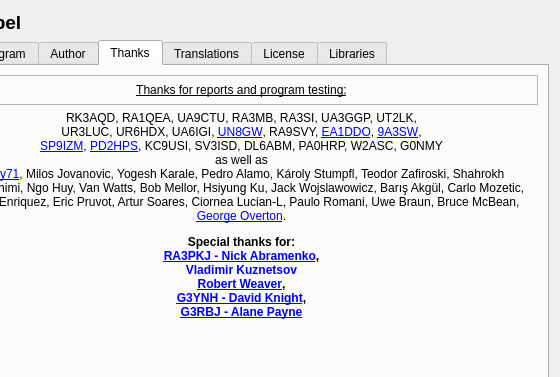
Old version of the form about.ui in the repository radioacoustick/Coil64; both pictures show x 90 to 650 and y 0 to 377 of the 650 by 469 pixel window.
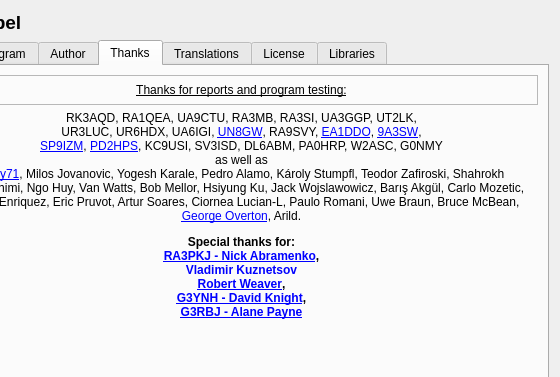
New version of the form. Icons and pictures are not drawn.

What changed in the file:
```diff
--- a/about.ui
+++ b/about.ui
@@ -303,7 +303,7 @@
               </font>
              </property>
              <property name="text">
-              <string notr="true">&lt;html&gt;&lt;head/&gt;&lt;body&gt;&lt;p align=&quot;center&quot;&gt;RK3AQD, RA1QEA, UA9CTU, RA3MB, RA3SI, UA3GGP, UT2LK,&lt;br/&gt;UR3LUC, UR6HDX, UA6IGI, &lt;a href=&quot;http://un8gv.my1.ru/&quot;&gt;&lt;span style=&quot; text-decoration: underline; color:#0000ff;&quot;&gt;UN8GW&lt;/span&gt;&lt;/a&gt;, RA9SVY, &lt;a href=&quot;http://ea1ddo.es/&quot;&gt;&lt;span style=&quot; text-decoration: underline; color:#0000ff;&quot;&gt;EA1DDO&lt;/span&gt;&lt;/a&gt;, &lt;a href=&quot;http://www.qrz.com/db/9A3SW&quot;&gt;&lt;span style=&quot; text-decoration: underline; color:#0000ff;&quot;&gt;9A3SW&lt;/span&gt;&lt;/a&gt;, &lt;br/&gt;&lt;a href=&quot;http://qrz.pl/callbook.asp?f_domena=sp9izm&quot;&gt;&lt;span style=&quot; text-decoration: underline; color:#0000ff;&quot;&gt;SP9IZM&lt;/span&gt;&lt;/a&gt;, &lt;a href=&quot;https://www.qrz.com/db/PD2HPS&quot;&gt;&lt;span style=&quot; text-decoration: underline; color:#0000ff;&quot;&gt;PD2HPS&lt;/span&gt;&lt;/a&gt;, KC9USI, SV3ISD, DL6ABM, PA0HRP, W2ASC, G0NMY&lt;br/&gt;as well as&lt;br/&gt;&lt;a href=&quot;http://www.eddy.com.ua/&quot;&gt;&lt;span style=&quot; text-decoration: underline; color:#0000ff;&quot;&gt;Eddy71&lt;/span&gt;&lt;/a&gt;, Milos Jovanovic, Yogesh Karale, Pedro Alamo, Károly Stumpfl, Teodor Zafiroski, Shahrokh Mostaghimi, Ngo Huy, Van Watts, Bob Mellor, Hsiyung Ku, Jack Wojslawowicz, Barış Akgül, Carlo Mozetic, Edgar Enriquez, Eric Pruvot, Artur Soares, Ciornea Lucian-L, Paulo Romani, Uwe Braun, Bruce McBean, &lt;a href=&quot;https://www.geotech1.com/forums/forum.php&quot;&gt;&lt;span style=&quot; text-decoration: underline; color:#0000ff;&quot;&gt;George Overton&lt;/span&gt;&lt;/a&gt;.&lt;/p&gt;&lt;p align=&quot;center&quot;&gt;&lt;span style=&quot; font-weight:600;&quot;&gt;Special thanks for:&lt;br/&gt;&lt;/span&gt;&lt;a href=&quot;http://www.ra3pkj.ru/&quot;&gt;&lt;span style=&quot; font-weight:600; text-decoration: underline; color:#0000ff;&quot;&gt;RA3PKJ - Nick Abramenko&lt;/span&gt;&lt;/a&gt;&lt;span style=&quot; font-weight:600;&quot;&gt;,&lt;/span&gt;&lt;br/&gt;&lt;span style=&quot; font-weight:600; color:#0000ff;&quot;&gt;Vladimir Kuznetsov&lt;/span&gt;&lt;br/&gt;&lt;a href=&quot;http://electronbunker.ca/eb/index.html&quot;&gt;&lt;span style=&quot; font-weight:600; text-decoration: underline; color:#0000ff;&quot;&gt;Robert Weaver&lt;/span&gt;&lt;/a&gt;&lt;span style=&quot; font-weight:600;&quot;&gt;,&lt;br/&gt;&lt;/span&gt;&lt;a href=&quot;http://www.g3ynh.info/index.html&quot;&gt;&lt;span style=&quot; font-weight:600; text-decoration: underline; color:#0000ff;&quot;&gt;G3YNH - David Knight&lt;/span&gt;&lt;/a&gt;&lt;span style=&quot; font-weight:600;&quot;&gt;,&lt;br/&gt;&lt;/span&gt;&lt;a href=&quot;http://g3rbj.co.uk&quot;&gt;&lt;span style=&quot; font-weight:600; text-decoration: underline; color:#0000ff;&quot;&gt;G3RBJ - Alane Payne&lt;/span&gt;&lt;/a&gt;&lt;/p&gt;&lt;/body&gt;&lt;/html&gt;</string>
+              <string notr="true">&lt;html&gt;&lt;head/&gt;&lt;body&gt;&lt;p align=&quot;center&quot;&gt;RK3AQD, RA1QEA, UA9CTU, RA3MB, RA3SI, UA3GGP, UT2LK,&lt;br/&gt;UR3LUC, UR6HDX, UA6IGI, &lt;a href=&quot;http://un8gv.my1.ru/&quot;&gt;&lt;span style=&quot; text-decoration: underline; color:#0000ff;&quot;&gt;UN8GW&lt;/span&gt;&lt;/a&gt;, RA9SVY, &lt;a href=&quot;http://ea1ddo.es/&quot;&gt;&lt;span style=&quot; text-decoration: underline; color:#0000ff;&quot;&gt;EA1DDO&lt;/span&gt;&lt;/a&gt;, &lt;a href=&quot;http://www.qrz.com/db/9A3SW&quot;&gt;&lt;span style=&quot; text-decoration: underline; color:#0000ff;&quot;&gt;9A3SW&lt;/span&gt;&lt;/a&gt;, &lt;br/&gt;&lt;a href=&quot;http://qrz.pl/callbook.asp?f_domena=sp9izm&quot;&gt;&lt;span style=&quot; text-decoration: underline; color:#0000ff;&quot;&gt;SP9IZM&lt;/span&gt;&lt;/a&gt;, &lt;a href=&quot;https://www.qrz.com/db/PD2HPS&quot;&gt;&lt;span style=&quot; text-decoration: underline; color:#0000ff;&quot;&gt;PD2HPS&lt;/span&gt;&lt;/a&gt;, KC9USI, SV3ISD, DL6ABM, PA0HRP, W2ASC, G0NMY&lt;br/&gt;as well as&lt;br/&gt;&lt;a href=&quot;http://www.eddy.com.ua/&quot;&gt;&lt;span style=&quot; text-decoration: underline; color:#0000ff;&quot;&gt;Eddy71&lt;/span&gt;&lt;/a&gt;, Milos Jovanovic, Yogesh Karale, Pedro Alamo, Károly Stumpfl, Teodor Zafiroski, Shahrokh Mostaghimi, Ngo Huy, Van Watts, Bob Mellor, Hsiyung Ku, Jack Wojslawowicz, Barış Akgül, Carlo Mozetic, Edgar Enriquez, Eric Pruvot, Artur Soares, Ciornea Lucian-L, Paulo Romani, Uwe Braun, Bruce McBean, &lt;a href=&quot;https://www.geotech1.com/forums/forum.php&quot;&gt;&lt;span style=&quot; text-decoration: underline; color:#0000ff;&quot;&gt;George Overton&lt;/span&gt;&lt;/a&gt;, Arild.&lt;/p&gt;&lt;p align=&quot;center&quot;&gt;&lt;span style=&quot; font-weight:600;&quot;&gt;Special thanks for:&lt;br/&gt;&lt;/span&gt;&lt;a href=&quot;http://www.ra3pkj.ru/&quot;&gt;&lt;span style=&quot; font-weight:600; text-decoration: underline; color:#0000ff;&quot;&gt;RA3PKJ - Nick Abramenko&lt;/span&gt;&lt;/a&gt;&lt;span style=&quot; font-weight:600;&quot;&gt;,&lt;/span&gt;&lt;br/&gt;&lt;span style=&quot; font-weight:600; color:#0000ff;&quot;&gt;Vladimir Kuznetsov&lt;/span&gt;&lt;br/&gt;&lt;a href=&quot;http://electronbunker.ca/eb/index.html&quot;&gt;&lt;span style=&quot; font-weight:600; text-decoration: underline; color:#0000ff;&quot;&gt;Robert Weaver&lt;/span&gt;&lt;/a&gt;&lt;span style=&quot; font-weight:600;&quot;&gt;,&lt;br/&gt;&lt;/span&gt;&lt;a href=&quot;http://www.g3ynh.info/index.html&quot;&gt;&lt;span style=&quot; font-weight:600; text-decoration: underline; color:#0000ff;&quot;&gt;G3YNH - David Knight&lt;/span&gt;&lt;/a&gt;&lt;span style=&quot; font-weight:600;&quot;&gt;,&lt;br/&gt;&lt;/span&gt;&lt;a href=&quot;http://g3rbj.co.uk&quot;&gt;&lt;span style=&quot; font-weight:600; text-decoration: underline; color:#0000ff;&quot;&gt;G3RBJ - Alane Payne&lt;/span&gt;&lt;/a&gt;&lt;/p&gt;&lt;/body&gt;&lt;/html&gt;</string>
              </property>
              <property name="alignment">
               <set>Qt::AlignLeading|Qt::AlignLeft|Qt::AlignTop</set>
```
